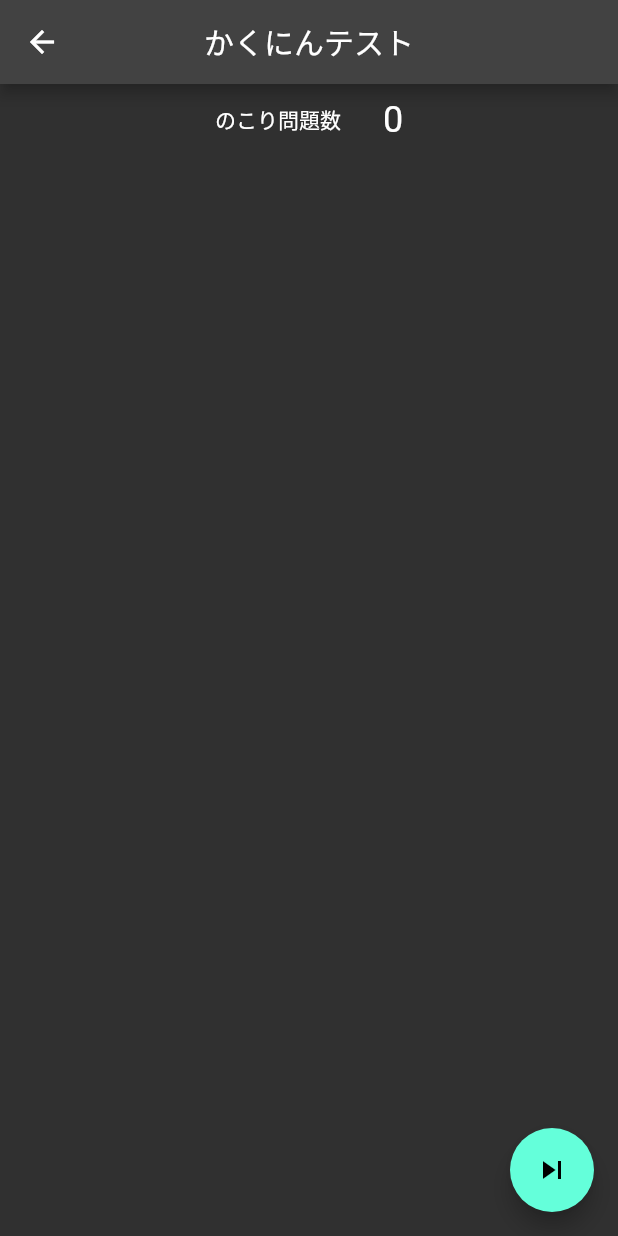
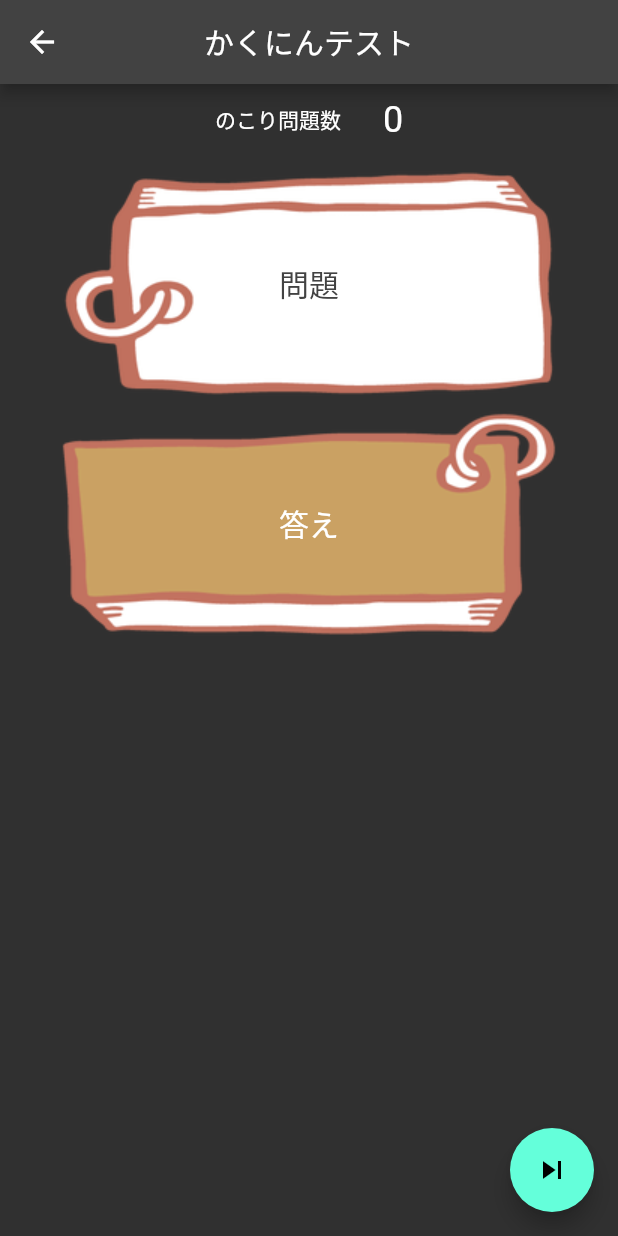
Before and after one commit to ERy03/myflashcard-main, a Flutter app: the screen it shows after launch, after a tap on "かくにんテストをする", on a phone screen of 412 x 824 dp. Run offline on Flutter 3.47's test engine with Material 2 defaults, Android fonts, the phone set to English and light mode, and no system bars; our stand-ins replace drift, fluttertoast; accounts and stored records are empty; generated files the repository leaves out were written again; Roboto replaces fonts that are missing (Lanobe).

Commit message:
implementing answer card part

```diff
--- a/lib/Screens/test_screen.dart
+++ b/lib/Screens/test_screen.dart
@@ -19,7 +19,11 @@ class TestScreen extends StatefulWidget {
 }
 
 class _TestScreenState extends State<TestScreen> {
-  int _numberofQuestion = 0;
+  int _numberofQuestion = 0; //TODO
+
+  String _txtQuestion = "問題"; //TODO
+
+  String _txtAnswer = "答え"; //TODO
 
   @override
   Widget build(BuildContext context) {
@@ -36,9 +40,11 @@ class _TestScreenState extends State<TestScreen> {
       body: Center(
         child: Column(
           children: [
-            SizedBox(height: 10.0),
+            SizedBox(height: 10.0,),
             _numberOfQuestionsPart(),
+            SizedBox(height: 20.0,),
             _questionCardPart(),
+            SizedBox(height: 10.0,),
             _answerCardPart(),
             _isMemorizedCheckPart(),
           ],
@@ -59,11 +65,23 @@ class _TestScreenState extends State<TestScreen> {
   }
 
   Widget _questionCardPart() {
-    return Container(); //TODO
+    return Stack(
+      alignment: Alignment.center,
+      children: <Widget> [
+        Image.asset("assets/images/image_flash_question.png"),
+        Text(_txtQuestion, style: TextStyle(fontSize: 20.0, color: Colors.grey[800]),)
+      ]
+    );
   }
 
   Widget _answerCardPart() {
-    return Container(); //TODO
+    return Stack(
+      alignment: Alignment.center,
+      children: <Widget> [
+        Image.asset("assets/images/image_flash_answer.png"),
+        Text(_txtAnswer, style: TextStyle(fontSize: 20.0,),)
+      ]
+    );
   }
 
   Widget _isMemorizedCheckPart() {
```
